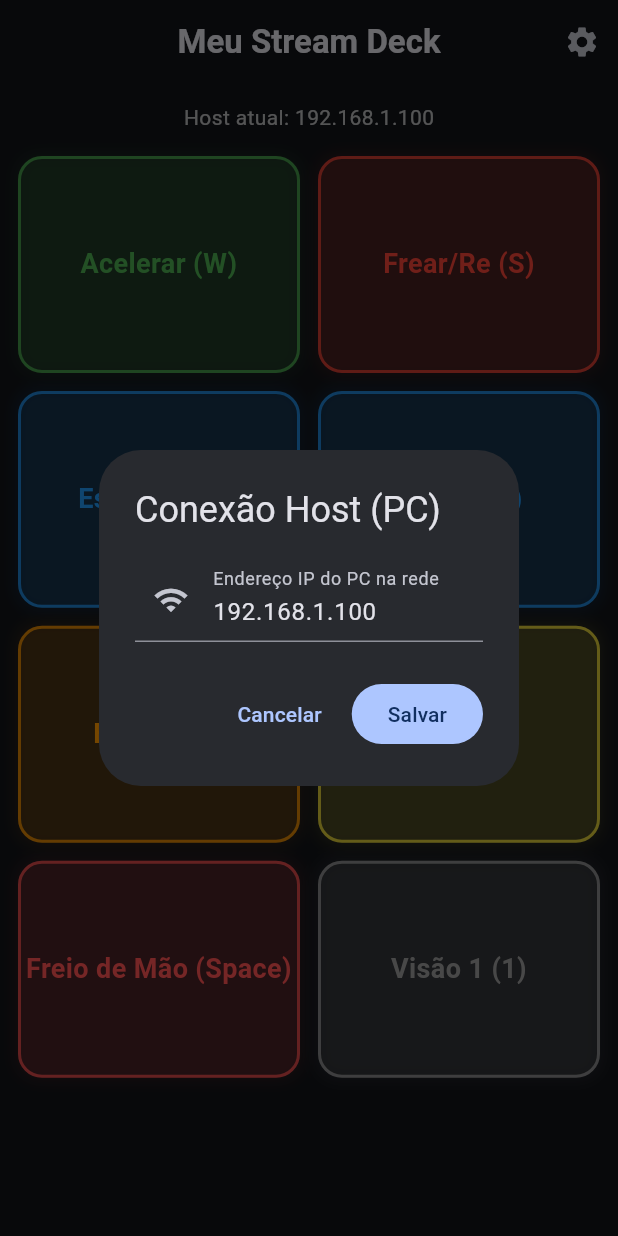
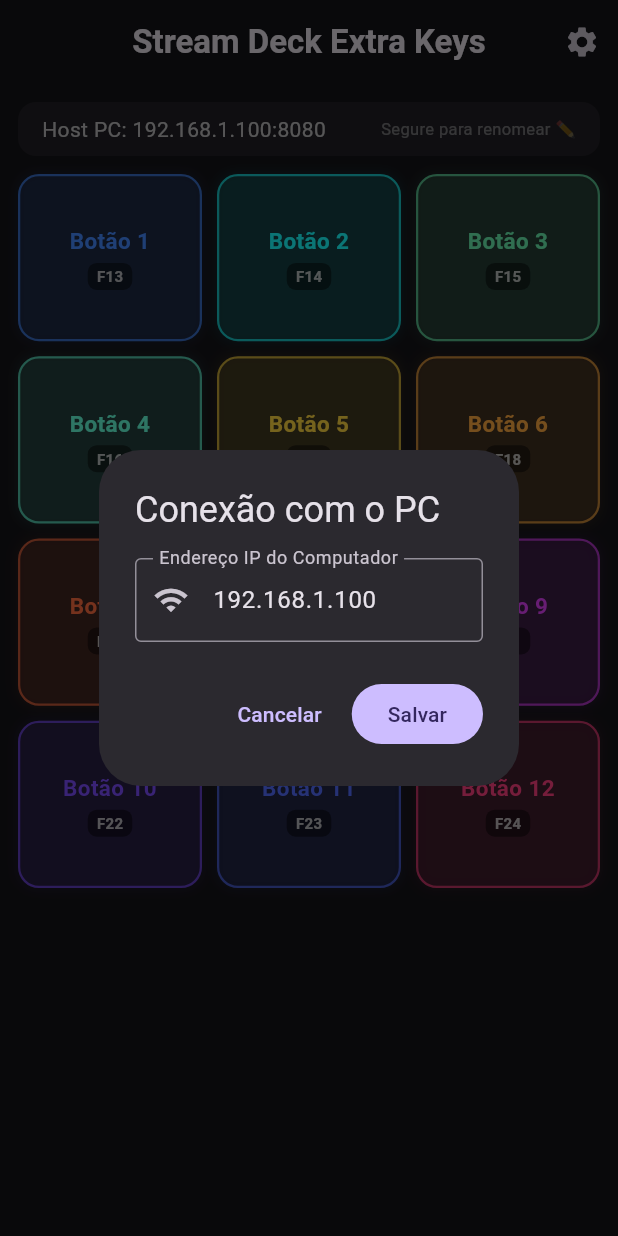
Before and after one commit to Gustavornd/keyboard_app, a Flutter app: the screen it shows after launch, after a tap on the "settings" icon, on a phone screen of 412 x 824 dp. Run offline on Flutter 3.47's test engine with Material 3 defaults, Android fonts, the phone set to English and light mode, and no system bars; our stand-ins replace shared_preferences.

Commit message:
refactor: button layout & input keys

```diff
--- a/app/analysis_options.yaml
+++ b/app/analysis_options.yaml
@@ -7,7 +7,7 @@
 
 # The following line activates a set of recommended lints for Flutter apps,
 # packages, and plugins designed to encourage good coding practices.
-include: package:flutter_lints/flutter.yaml
+# include: package:flutter_lints/flutter.yaml
 
 analyzer:
   exclude:
--- a/app/lib/main.dart
+++ b/app/lib/main.dart
@@ -1,6 +1,7 @@
 import 'dart:convert';
 import 'dart:io';
 import 'package:flutter/material.dart';
+import 'package:flutter/services.dart';
 import 'package:shared_preferences/shared_preferences.dart';
 
 void main() {
@@ -13,11 +14,11 @@
   @override
   Widget build(BuildContext context) {
     return MaterialApp(
-      title: 'Stream Deck Client',
+      title: 'Stream Deck Extra Keys',
       debugShowCheckedModeBanner: false,
       theme: ThemeData(
         colorScheme: ColorScheme.fromSeed(
-          seedColor: Colors.blueAccent,
+          seedColor: Colors.deepPurpleAccent,
           brightness: Brightness.dark,
         ),
         useMaterial3: true,
@@ -35,33 +36,47 @@
 }
 
 class _DeckScreenState extends State<DeckScreen> {
-  String _serverIp = '192.168.1.100'; // IP Padrão
+  String _serverIp = '192.168.1.100';
   final int _serverPort = 8080;
   RawDatagramSocket? _udpSocket;
+  final Set<String> _pressedKeys = {};
 
-  // Lista de botões configuráveis
+  // 12 botões independentes vinculados às teclas de hardware F13 até F24
   final List<Map<String, dynamic>> _buttons = [
-    {'label': 'Acelerar (W)', 'key': 'w', 'color': Colors.green},
-    {'label': 'Frear/Re (S)', 'key': 's', 'color': Colors.red},
-    {'label': 'Esquerda (A)', 'key': 'a', 'color': Colors.blue},
-    {'label': 'Direita (D)', 'key': 'd', 'color': Colors.blue},
-    {'label': 'Buzina (H)', 'key': 'h', 'color': Colors.orange},
-    {'label': 'Farol (L)', 'key': 'l', 'color': Colors.yellow},
-    {'label': 'Freio de Mão (Space)', 'key': 'space', 'color': Colors.redAccent},
-    {'label': 'Visão 1 (1)', 'key': '1', 'color': Colors.grey},
+    {'id': 'f13', 'defaultLabel': 'Botão 1', 'sub': 'F13', 'color': Colors.blueAccent},
+    {'id': 'f14', 'defaultLabel': 'Botão 2', 'sub': 'F14', 'color': Colors.cyanAccent},
+    {'id': 'f15', 'defaultLabel': 'Botão 3', 'sub': 'F15', 'color': Colors.greenAccent},
+    {'id': 'f16', 'defaultLabel': 'Botão 4', 'sub': 'F16', 'color': Colors.tealAccent},
+    {'id': 'f17', 'defaultLabel': 'Botão 5', 'sub': 'F17', 'color': Colors.amberAccent},
+    {'id': 'f18', 'defaultLabel': 'Botão 6', 'sub': 'F18', 'color': Colors.orangeAccent},
+    {'id': 'f19', 'defaultLabel': 'Botão 7', 'sub': 'F19', 'color': Colors.deepOrangeAccent},
+    {'id': 'f20', 'defaultLabel': 'Botão 8', 'sub': 'F20', 'color': Colors.redAccent},
+    {'id': 'f21', 'defaultLabel': 'Botão 9', 'sub': 'F21', 'color': Colors.purpleAccent},
+    {'id': 'f22', 'defaultLabel': 'Botão 10', 'sub': 'F22', 'color': Colors.deepPurpleAccent},
+    {'id': 'f23', 'defaultLabel': 'Botão 11', 'sub': 'F23', 'color': Colors.indigoAccent},
+    {'id': 'f24', 'defaultLabel': 'Botão 12', 'sub': 'F24', 'color': Colors.pinkAccent},
   ];
+
+  final Map<String, String> _customLabels = {};
 
   @override
   void initState() {
     super.initState();
-    _loadIp();
+    _loadSettings();
     _initSocket();
   }
 
-  Future<void> _loadIp() async {
+  Future<void> _loadSettings() async {
     final prefs = await SharedPreferences.getInstance();
     setState(() {
       _serverIp = prefs.getString('serverIp') ?? '192.168.1.100';
+      for (final btn in _buttons) {
+        final id = btn['id'] as String;
+        final saved = prefs.getString('label_$id');
+        if (saved != null && saved.isNotEmpty) {
+          _customLabels[id] = saved;
+        }
+      }
     });
   }
 
@@ -73,29 +88,94 @@
     });
   }
 
-  Future<void> _initSocket() async {
-    try {
-      // Abre a porta UDP no app para enviar comandos
-      _udpSocket = await RawDatagramSocket.bind(InternetAddress.anyIPv4, 0);
-    } catch (e) {
-      debugPrint('Erro ao iniciar UDP: $e');
+  Future<void> _saveButtonLabel(String id, String newLabel) async {
+    final prefs = await SharedPreferences.getInstance();
+    if (newLabel.trim().isEmpty) {
+      await prefs.remove('label_$id');
+      setState(() {
+        _customLabels.remove(id);
+      });
+    } else {
+      await prefs.setString('label_$id', newLabel.trim());
+      setState(() {
+        _customLabels[id] = newLabel.trim();
+      });
     }
   }
 
-  // Função central para envio dos comandos KeyDown e KeyUp
-  void _sendCommand(String key, String action) {
+  Future<void> _initSocket() async {
+    try {
+      _udpSocket = await RawDatagramSocket.bind(InternetAddress.anyIPv4, 0);
+    } catch (e) {
+      debugPrint('Erro ao iniciar socket UDP: $e');
+    }
+  }
+
+  void _handleKey(String key, String action) {
+    if (action == 'down') {
+      HapticFeedback.lightImpact();
+      setState(() {
+        _pressedKeys.add(key);
+      });
+    } else {
+      setState(() {
+        _pressedKeys.remove(key);
+      });
+    }
+
     if (_udpSocket == null) return;
     try {
       final address = InternetAddress(_serverIp);
-      // Formato JSON compatível com nosso servidor Python
       final message = jsonEncode({'key': key, 'action': action});
       final data = utf8.encode(message);
+      _udpSocket!.send(data, address, _serverPort);
+    } catch (e) {
+      debugPrint('Erro ao enviar UDP: $e');
+    }
+  }
 
-      _udpSocket!.send(data, address, _serverPort);
-      debugPrint('Enviado: $message para $_serverIp:$_serverPort');
-    } catch (e) {
-      debugPrint('Erro ao enviar comando UDP: $e');
-    }
+  void _showRenameDialog(String id, String currentLabel, String defaultLabel) {
+    final controller = TextEditingController(text: currentLabel == defaultLabel ? '' : currentLabel);
+    showDialog(
+      context: context,
+      builder: (context) {
+        return AlertDialog(
+          title: Text('Personalizar Nome ($id)'.toUpperCase()),
+          content: Column(
+            mainAxisSize: MainAxisSize.min,
+            children: [
+              TextField(
+                controller: controller,
+                autofocus: true,
+                decoration: InputDecoration(
+                  labelText: 'Nome do Botão',
+                  hintText: defaultLabel,
+                  border: const OutlineInputBorder(),
+                ),
+              ),
+              const SizedBox(height: 8),
+              const Text(
+                'Deixe em branco para restaurar o nome padrão.',
+                style: TextStyle(fontSize: 12, color: Colors.grey),
+              ),
+            ],
+          ),
+          actions: [
+            TextButton(
+              onPressed: () => Navigator.pop(context),
+              child: const Text('Cancelar'),
+            ),
+            FilledButton(
+              onPressed: () {
+                _saveButtonLabel(id, controller.text);
+                Navigator.pop(context);
+              },
+              child: const Text('Salvar'),
+            ),
+          ],
+        );
+      },
+    );
   }
 
   void _showConfigModal() {
@@ -104,13 +184,14 @@
       context: context,
       builder: (context) {
         return AlertDialog(
-          title: const Text('Conexão Host (PC)'),
+          title: const Text('Conexão com o PC'),
           content: TextField(
             controller: ipController,
             decoration: const InputDecoration(
-              labelText: 'Endereço IP do PC na rede',
-              hintText: 'ex: 192.168.0.10',
+              labelText: 'Endereço IP do Computador',
+              hintText: 'ex: 192.168.1.15',
               prefixIcon: Icon(Icons.wifi),
+              border: OutlineInputBorder(),
             ),
             keyboardType: const TextInputType.numberWithOptions(decimal: true),
           ),
@@ -142,13 +223,13 @@
   Widget build(BuildContext context) {
     return Scaffold(
       appBar: AppBar(
-        title: const Text('Meu Stream Deck', style: TextStyle(fontWeight: FontWeight.bold)),
+        title: const Text('Stream Deck Extra Keys', style: TextStyle(fontWeight: FontWeight.bold)),
         centerTitle: true,
         actions: [
           IconButton(
             icon: const Icon(Icons.settings),
             onPressed: _showConfigModal,
-            tooltip: 'Configurar IP do Host',
+            tooltip: 'Configurar IP do Computador',
           ),
         ],
       ),
@@ -157,24 +238,47 @@
           padding: const EdgeInsets.all(12.0),
           child: Column(
             children: [
-              Text(
-                'Host atual: $_serverIp',
-                style: const TextStyle(color: Colors.white70),
+              Container(
+                padding: const EdgeInsets.symmetric(horizontal: 16, vertical: 8),
+                decoration: BoxDecoration(
+                  color: Colors.white.withOpacity(0.05),
+                  borderRadius: BorderRadius.circular(12),
+                ),
+                child: Row(
+                  mainAxisAlignment: MainAxisAlignment.spaceBetween,
+                  children: [
+                    Text('Host PC: $_serverIp:$_serverPort', style: const TextStyle(color: Colors.white70)),
+                    const Text('Segure para renomear ✏️', style: TextStyle(color: Colors.white38, fontSize: 11)),
+                  ],
+                ),
               ),
-              const SizedBox(height: 16),
+              const SizedBox(height: 12),
               Expanded(
                 child: GridView.builder(
-                  // Grid flexível para os botões do Deck
                   gridDelegate: const SliverGridDelegateWithFixedCrossAxisCount(
-                    crossAxisCount: 2, // 2 colunas
-                    crossAxisSpacing: 12,
-                    mainAxisSpacing: 12,
-                    childAspectRatio: 1.3, // Formato mais retangular do botão
+                    crossAxisCount: 3, // 3 colunas para acomodar 12 botões confortavelmente
+                    crossAxisSpacing: 10,
+                    mainAxisSpacing: 10,
+                    childAspectRatio: 1.1,
                   ),
                   itemCount: _buttons.length,
                   itemBuilder: (context, index) {
                     final btn = _buttons[index];
-                    return _buildGameButton(btn['label'], btn['key'], btn['color']);
+                    final id = btn['id'] as String;
+                    final defaultLabel = btn['defaultLabel'] as String;
+                    final displayLabel = _customLabels[id] ?? defaultLabel;
+                    final sub = btn['sub'] as String;
+                    final color = btn['color'] as Color;
+                    final isPressed = _pressedKeys.contains(id);
+
+                    return _buildExtraKeyButton(
+                      id: id,
+                      label: displayLabel,
+                      defaultLabel: defaultLabel,
+                      sub: sub,
+                      color: color,
+                      isPressed: isPressed,
+                    );
                   },
                 ),
               ),
@@ -185,34 +289,77 @@
     );
   }
 
-  Widget _buildGameButton(String label, String keyName, Color color) {
-    // GestureDetector é crucial para separar o TapDown (pressionar) do TapUp/Cancel (soltar)
+  Widget _buildExtraKeyButton({
+    required String id,
+    required String label,
+    required String defaultLabel,
+    required String sub,
+    required Color color,
+    required bool isPressed,
+  }) {
     return GestureDetector(
-      onTapDown: (_) => _sendCommand(keyName, 'down'),
-      onTapUp: (_) => _sendCommand(keyName, 'up'),
-      onTapCancel: () => _sendCommand(keyName, 'up'),
-      child: Container(
+      onTapDown: (_) => _handleKey(id, 'down'),
+      onTapUp: (_) => _handleKey(id, 'up'),
+      onTapCancel: () => _handleKey(id, 'up'),
+      onLongPress: () => _showRenameDialog(id, label, defaultLabel),
+      child: AnimatedContainer(
+        duration: const Duration(milliseconds: 70),
         decoration: BoxDecoration(
-          color: color.withOpacity(0.15),
-          borderRadius: BorderRadius.circular(16),
-          border: Border.all(color: color.withOpacity(0.8), width: 2),
-          boxShadow: [
-            BoxShadow(
-              color: color.withOpacity(0.1),
-              blurRadius: 8,
-              spreadRadius: 2,
+          color: isPressed ? color.withOpacity(0.4) : color.withOpacity(0.12),
+          borderRadius: BorderRadius.circular(14),
+          border: Border.all(
+            color: isPressed ? Colors.white : color.withOpacity(0.7),
+            width: isPressed ? 2.5 : 1.5,
+          ),
+          boxShadow: isPressed
+              ? [
+                  BoxShadow(
+                    color: color.withOpacity(0.5),
+                    blurRadius: 16,
+                    spreadRadius: 2,
+                  )
+                ]
+              : [
+                  BoxShadow(
+                    color: color.withOpacity(0.08),
+                    blurRadius: 6,
+                    spreadRadius: 1,
+                  )
+                ],
+        ),
+        padding: const EdgeInsets.symmetric(horizontal: 4, vertical: 8),
+        alignment: Alignment.center,
+        child: Column(
+          mainAxisAlignment: MainAxisAlignment.center,
+          children: [
+            Text(
+              label,
+              style: TextStyle(
+                fontSize: 15,
+                fontWeight: FontWeight.bold,
+                color: isPressed ? Colors.white : color,
+              ),
+              textAlign: TextAlign.center,
+              maxLines: 2,
+              overflow: TextOverflow.ellipsis,
+            ),
+            const SizedBox(height: 4),
+            Container(
+              padding: const EdgeInsets.symmetric(horizontal: 6, vertical: 2),
+              decoration: BoxDecoration(
+                color: Colors.black45,
+                borderRadius: BorderRadius.circular(6),
+              ),
+              child: Text(
+                sub,
+                style: const TextStyle(
+                  fontSize: 10,
+                  fontWeight: FontWeight.w600,
+                  color: Colors.white70,
+                ),
+              ),
             ),
           ],
-        ),
-        alignment: Alignment.center,
-        child: Text(
-          label,
-          style: TextStyle(
-            fontSize: 18,
-            fontWeight: FontWeight.bold,
-            color: color,
-          ),
-          textAlign: TextAlign.center,
         ),
       ),
     );
--- a/app/pubspec.yaml
+++ b/app/pubspec.yaml
@@ -11,5 +11,9 @@
     sdk: flutter
   shared_preferences: ^2.2.0
 
+dev_dependencies:
+  flutter_test:
+    sdk: flutter
+
 flutter:
   uses-material-design: true
```
Also changed, not shown: app/pubspec.lock, 2 other files.
